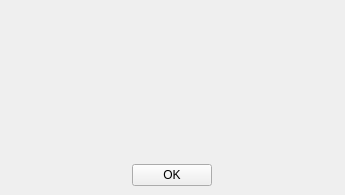
nelkana/PurePlayer_As, file src/aboutdialog.ui: the form before one commit.
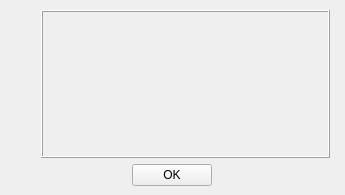
The form after the commit. Icons and pictures are not drawn.

What changed in the file:
```diff
--- a/src/aboutdialog.ui
+++ b/src/aboutdialog.ui
@@ -84,8 +84,11 @@
          <verstretch>0</verstretch>
         </sizepolicy>
        </property>
-       <property name="focusPolicy">
-        <enum>Qt::NoFocus</enum>
+       <property name="frameShape">
+        <enum>QFrame::Box</enum>
+       </property>
+       <property name="frameShadow">
+        <enum>QFrame::Raised</enum>
        </property>
        <property name="text">
         <string/>
```
Left out of the diff: 3 changed lines with no effect on the pictures.
